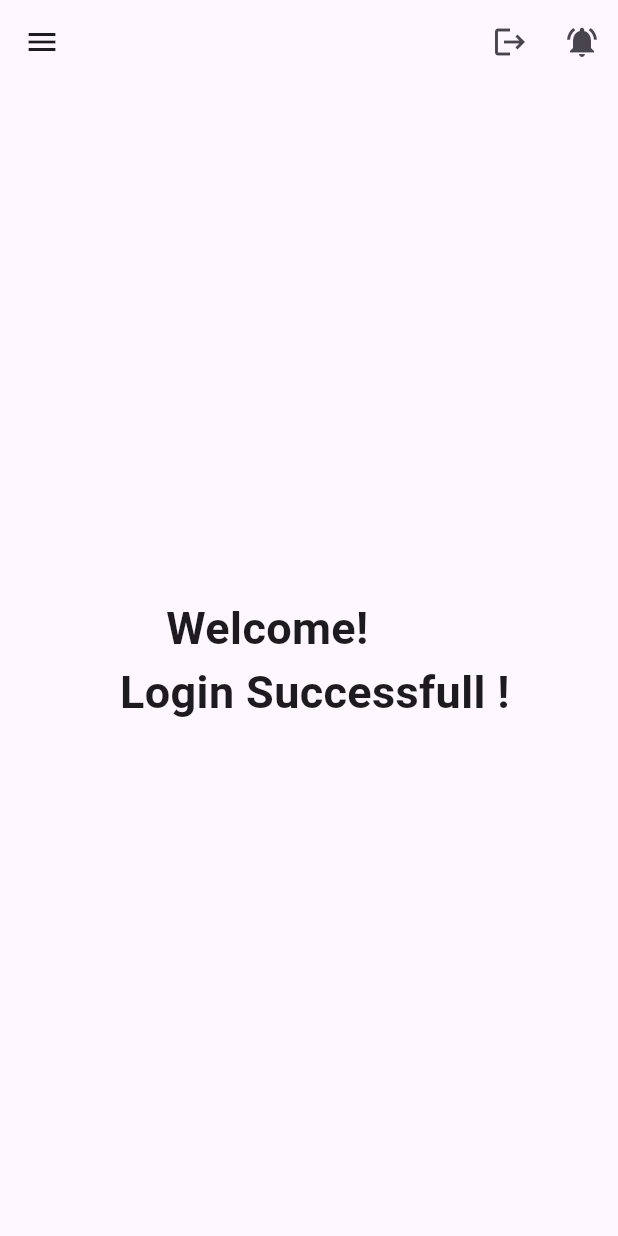
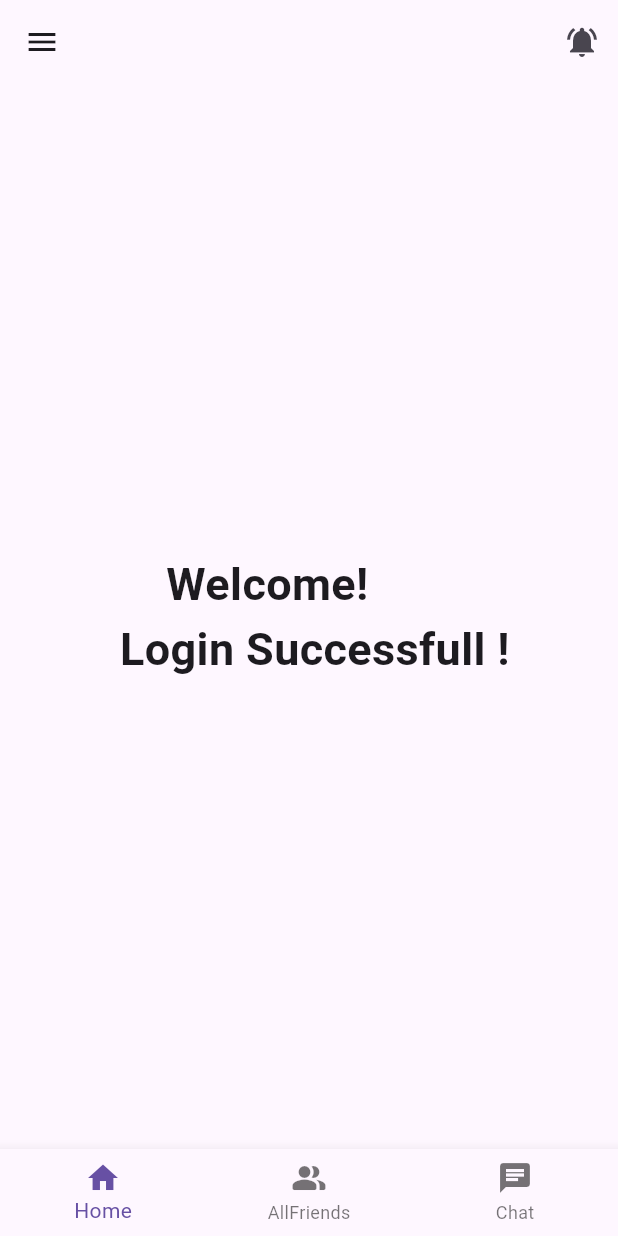
Before and after one commit to Abhi-GhoGhari/chat_app, a Flutter app: the HomePage screen opened by its route, on a phone screen of 412 x 824 dp. Run offline on Flutter 3.47's test engine with Material 3 defaults, Android fonts, the light colour scheme and no system bars; our stand-ins replace cloud_firestore, firebase_auth, firebase_core, flutter_local_notifications, glassmorphism_ui, google_sign_in and 1 more; accounts and stored records are empty.

Commit message:
7/08/2024

```diff
--- a/lib/presentation/page/alluser/alluser_page.dart
+++ b/lib/presentation/page/alluser/alluser_page.dart
@@ -33,7 +33,8 @@ class AlluserPage extends StatelessWidget {
               },
               itemCount: allUser.length,
             );
-            }),
+          },
+        ),
       ),
     );
   }
--- a/lib/presentation/page/home_page/home_page.dart
+++ b/lib/presentation/page/home_page/home_page.dart
@@ -8,6 +8,36 @@ class HomePage extends StatelessWidget {
   @override
   Widget build(BuildContext context) {
     return Scaffold(
+      bottomNavigationBar: BottomNavigationBar(
+        items: const [
+          BottomNavigationBarItem(
+            icon: Icon(Icons.home),
+            label: "Home",
+          ),
+          BottomNavigationBarItem(
+            icon: Icon(Icons.people_alt_rounded),
+            label: "AllFriends",
+          ),
+          BottomNavigationBarItem(
+            icon: Icon(Icons.chat),
+            label: "Chat",
+          ),
+        ],
+        currentIndex: 0,
+        onTap: (i) {
+          if (i == 1) {
+            Navigator.pushNamed(
+              context,
+              AppRoutes.instance.allfriendspage,
+            );
+          } else {
+            Navigator.pushNamed(
+              context,
+              AppRoutes.instance.alluserpage,
+            );
+          }
+        },
+      ),
       drawer: Drawer(
         child: Column(
           crossAxisAlignment: CrossAxisAlignment.start,
@@ -28,26 +58,22 @@ class HomePage extends StatelessWidget {
               ),
             ),
             ListTile(
-              leading: const Icon(Icons.people_alt_rounded),
-              title: const Text("Friends"),
+              // leading: const Icon(Icons.people_alt_rounded),
+              title: const Text("AllUsers"),
               trailing: IconButton(
                 onPressed: () {
                   Navigator.pushNamed(
                     context,
-                    AppRoutes.instance.friendspage,
+                    AppRoutes.instance.alluserpage,
                   );
                 },
                 icon: const Icon(Icons.people_alt_rounded),
               ),
             ),
-          ],
-        ),
-      ),
-      appBar: AppBar(
-        title:
-            Text(AuthHelper.instance.auth.currentUser!.displayName ?? "Guest"),
-        actions: [
-          IconButton(
+            ListTile(
+              // leading: const Icon(Icons.people_alt_rounded),
+              title: const Text("Logout"),
+              trailing: IconButton(
                 onPressed: () {
                   AuthHelper.instance.logOut().then(
                     (value) {
@@ -64,6 +90,14 @@ class HomePage extends StatelessWidget {
                 },
                 icon: const Icon(Icons.logout),
               ),
+            ),
+          ],
+        ),
+      ),
+      appBar: AppBar(
+        title:
+            Text(AuthHelper.instance.auth.currentUser!.displayName ?? "Guest"),
+        actions: [
           IconButton(
             onPressed: () {
               Navigator.pushNamed(context, AppRoutes.instance.notificationpage);
--- a/lib/utils/routes.dart
+++ b/lib/utils/routes.dart
@@ -1,7 +1,8 @@
-import 'package:chat_app/presentation/page/friends_page/friends_page.dart';
+import 'package:chat_app/presentation/page/alluser/alluser_page.dart';
 import 'package:chat_app/presentation/page/notification_page/notification_page.dart';
 import 'package:chat_app/presentation/page/signup_page/signup_page.dart';
 import '../heders.dart';
+import '../presentation/page/allfriends_page/allfriends_page.dart';
 import '../presentation/page/home_page/home_page.dart';
 import '../presentation/page/intro_page/intro_page.dart';
 import '../presentation/page/login_page/login_page.dart';
@@ -15,7 +16,8 @@ class AppRoutes {
   String signuppage = 'signup_page';
   String homepage = 'home_page';
   String notificationpage = 'notification_page';
-  String friendspage = 'friends_page';
+  String allfriendspage = 'allfriends_page';
+  String alluserpage = 'alluser_page';
 
   Map<String, WidgetBuilder> allRoutes = {
     '/': (context) => const IntroPage(),
@@ -23,6 +25,7 @@ class AppRoutes {
     'home_page': (context) => const HomePage(),
     'login_page': (context) => const LoginPage(),
     'notification_page': (context) => const NotificationPage(),
-    'friends_page': (context) => const FriendsPage(),
+    'allfriends_page': (context) => const AllFriendsPage(),
+    'alluser_page': (context) => const AlluserPage(),
   };
 }
```
Also changed, not shown: lib/presentation/page/allfriends_page/allfriends_page.dart (added, +49 -0 lines), lib/presentation/page/friends_page/friends_page.dart (deleted, +0 -10 lines), 1 other file. Lines whose indentation alone changed are shown as unchanged.
